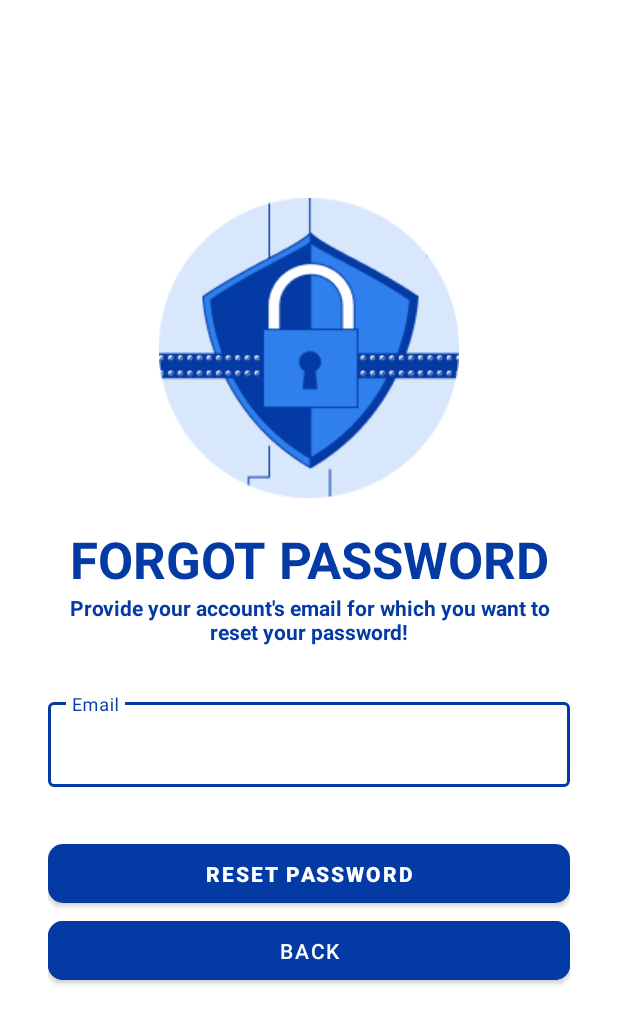
After one commit to mohamedIbrahim18/Belya, an Android app: the ForgetPasswordActivity screen opened directly, with no data from a screen before it, on a phone screen of 412 x 824 dp. The commit adds this screen. Shown: the top 1024 px of the screen. Run offline under Robolectric (Android 15) with nearby library versions, the phone set to English and light mode, and no system bars; our stand-ins replace Firebase (no records; nobody signed in at launch, a user with empty details on screens opened directly).

Commit message:
+ ForgetPasswordActivity + LoginActivity

```diff
--- a/app/src/main/AndroidManifest.xml
+++ b/app/src/main/AndroidManifest.xml
@@ -12,6 +12,9 @@
         android:supportsRtl="true"
         android:theme="@style/Theme.Belya"
         tools:targetApi="31">
+        <activity
+            android:name=".ui.registration.auth.forget_password.ForgetPasswordActivity"
+            android:exported="false" />
         <activity
             android:name=".ui.Customer_Main.CustomerMainActivity"
             android:exported="false" />
--- a/app/src/main/java/com/example/belya/ui/Constent.kt
+++ b/app/src/main/java/com/example/belya/ui/Constent.kt
@@ -3,4 +3,5 @@ package com.example.belya.ui
 object Constent {
     const val USER_FACTOR_COLLECTION = "userFactor"
     const val USER_CUSTOMER_COLLECTION = "userCustomer"
+     var TYPE= 0
 }
--- /dev/null
+++ b/app/src/main/java/com/example/belya/ui/registration/auth/forget_password/ForgetPasswordActivity.kt
@@ -0,0 +1,76 @@
+package com.example.belya.ui.registration.auth.forget_password
+
+import android.content.Intent
+import androidx.appcompat.app.AppCompatActivity
+import android.os.Bundle
+import android.text.TextUtils
+import android.view.View
+import android.widget.Toast
+import com.example.belya.R
+import com.example.belya.databinding.ActivityForgetPasswordBinding
+import com.example.belya.ui.registration.auth.login.LoginActivity
+import com.google.firebase.Firebase
+import com.google.firebase.auth.FirebaseAuth
+import com.google.firebase.auth.auth
+
+class ForgetPasswordActivity : AppCompatActivity() {
+    private lateinit var binding: ActivityForgetPasswordBinding
+    private lateinit var auth: FirebaseAuth
+
+    override fun onCreate(savedInstanceState: Bundle?) {
+        super.onCreate(savedInstanceState)
+        binding = ActivityForgetPasswordBinding.inflate(layoutInflater)
+        setContentView(binding.root)
+
+        initViews()
+    }
+
+    private fun initViews() {
+        binding.btnForgotPasswordBack.setOnClickListener {
+            finish()
+        }
+        auth = Firebase.auth
+        checkEmail()
+    }
+
+    private fun checkEmail() {
+        binding.btnReset.setOnClickListener {
+            var srtEmail = binding.edtForgotPasswordEmail.text.toString().trim()
+            if (!TextUtils.isEmpty(srtEmail)) {
+                resetPassword(srtEmail)
+            } else {
+                binding.edtForgotPasswordEmail.error = "Email field can't be empty"
+            }
+        }
+    }
+
+    private fun resetPassword(srtEmail: String) {
+        binding.forgetPasswordProgressbar.visibility = View.VISIBLE
+        binding.btnReset.visibility = View.INVISIBLE
+
+        auth.sendPasswordResetEmail(srtEmail)
+            .addOnSuccessListener {
+                Toast.makeText(
+                    this,
+                    "Reset Password link has been sent to your registered Email",
+                    Toast.LENGTH_SHORT
+                ).show();
+                navigateToLogin()
+
+            }
+            .addOnFailureListener {
+                Toast.makeText(this, "Error :- " + it.localizedMessage, Toast.LENGTH_SHORT).show();
+                binding.forgetPasswordProgressbar.visibility = View.INVISIBLE
+                binding.btnReset.visibility = View.VISIBLE
+
+            }
+    }
+
+    private fun navigateToLogin() {
+        val intent = Intent(this, LoginActivity::class.java)
+        startActivity(intent)
+        finish()
+    }
+
+
+}
--- a/app/src/main/java/com/example/belya/ui/registration/factorinfo/FactorInfoActivity.kt
+++ b/app/src/main/java/com/example/belya/ui/registration/factorinfo/FactorInfoActivity.kt
@@ -2,6 +2,7 @@ package com.example.belya.ui.registration.factorinfo
 
 import android.content.Intent
 import android.os.Bundle
+import android.util.Log
 import androidx.appcompat.app.AppCompatActivity
 import com.example.belya.databinding.ActivityFactorInfoBinding
 import com.example.belya.ui.Constent
@@ -11,7 +12,7 @@ import com.google.firebase.firestore.FirebaseFirestore
 
 class FactorInfoActivity : AppCompatActivity() {
     private lateinit var viewBinding: ActivityFactorInfoBinding
-    val auth = FirebaseAuth.getInstance()
+    private val auth = FirebaseAuth.getInstance()
     override fun onCreate(savedInstanceState: Bundle?) {
         super.onCreate(savedInstanceState)
         viewBinding = ActivityFactorInfoBinding.inflate(layoutInflater)
@@ -55,6 +56,7 @@ class FactorInfoActivity : AppCompatActivity() {
             }
             .addOnFailureListener { e ->
                 // Handle the error
+                Log.e("ERROR_HANDLE", e.localizedMessage!!)
             }
     }
 
--- /dev/null
+++ b/app/src/main/res/layout/activity_forget_password.xml
@@ -0,0 +1,116 @@
+<ScrollView xmlns:android="http://schemas.android.com/apk/res/android"
+    xmlns:app="http://schemas.android.com/apk/res-auto"
+    xmlns:tools="http://schemas.android.com/tools"
+    android:layout_width="match_parent"
+    android:layout_height="match_parent"
+    android:background="@color/white"
+    android:scrollbars="none"
+    tools:context=".ui.registration.auth.forget_password.ForgetPasswordActivity">
+
+    <LinearLayout
+        android:layout_width="match_parent"
+        android:layout_height="wrap_content"
+        android:layout_marginStart="32dp"
+        android:layout_marginEnd="32dp"
+        android:orientation="vertical">
+
+        <androidx.constraintlayout.widget.ConstraintLayout
+            android:layout_width="match_parent"
+            android:layout_height="wrap_content"
+            android:layout_marginTop="32dp" />
+
+        <ImageView
+            android:layout_width="200dp"
+            android:layout_height="200dp"
+            android:layout_gravity="center"
+            android:layout_marginTop="100dp"
+            android:src="@drawable/ic_lock"
+            app:layout_constraintBottom_toBottomOf="parent"
+            app:layout_constraintEnd_toEndOf="parent"
+            app:layout_constraintTop_toTopOf="parent" />
+
+        <TextView
+            android:id="@+id/textView4"
+            android:layout_width="match_parent"
+            android:layout_height="wrap_content"
+            android:layout_marginTop="18dp"
+            android:text="@string/forgot_password"
+            android:textAlignment="center"
+            android:textAllCaps="true"
+            android:textColor="@color/blue_main"
+            android:textSize="34sp"
+            android:textStyle="bold" />
+
+        <TextView
+            android:id="@+id/viewExpYear"
+            android:layout_width="match_parent"
+            android:layout_height="wrap_content"
+            android:text="@string/provide_your_account_s_email_for_which_you_want_to_reset_your_password"
+            android:textAlignment="center"
+            android:textColor="@color/blue_main"
+            android:textSize="14sp"
+            android:textStyle="bold" />
+
+        <com.google.android.material.textfield.TextInputLayout
+            android:id="@+id/txtLayoutEmail"
+            style="@style/Widget.MaterialComponents.TextInputLayout.OutlinedBox"
+            android:layout_width="match_parent"
+            android:layout_height="wrap_content"
+            android:layout_marginTop="32dp"
+            android:hint="@string/email_hint"
+            android:textColorHint="@color/blue_main"
+            app:boxStrokeColor="@color/blue_main">
+
+            <com.google.android.material.textfield.TextInputEditText
+                android:id="@+id/edtForgotPasswordEmail"
+                android:layout_width="match_parent"
+                android:layout_height="wrap_content"
+                android:inputType="textEmailAddress"
+                android:singleLine="true"
+                android:textColor="@color/black" />
+        </com.google.android.material.textfield.TextInputLayout>
+
+        <FrameLayout
+            android:layout_width="match_parent"
+            android:layout_height="wrap_content"
+            android:layout_marginTop="32dp">
+
+            <ProgressBar
+                android:id="@+id/forgetPasswordProgressbar"
+                android:layout_width="50dp"
+                android:layout_height="50dp"
+                android:layout_gravity="center_horizontal"
+                android:visibility="invisible" />
+
+            <com.google.android.material.button.MaterialButton
+                android:id="@+id/btnReset"
+                android:layout_width="match_parent"
+                android:layout_height="wrap_content"
+                android:paddingStart="20dp"
+                android:paddingTop="10dp"
+                android:paddingEnd="20dp"
+                android:paddingBottom="10dp"
+                android:text="@string/reset_password"
+                app:backgroundTint="@color/blue_main"
+                android:textColor="@color/white"
+                android:textStyle="bold"
+                app:cornerRadius="10dp"
+                app:iconGravity="textStart" />
+        </FrameLayout>
+
+        <com.google.android.material.button.MaterialButton
+            android:id="@+id/btnForgotPasswordBack"
+            android:layout_width="match_parent"
+            android:layout_height="wrap_content"
+            android:backgroundTint="@color/blue_main"
+            android:paddingStart="20dp"
+            android:paddingTop="10dp"
+            android:paddingEnd="20dp"
+            android:paddingBottom="10dp"
+            android:text="@string/back"
+            android:textColor="@color/white"
+            app:cornerRadius="10dp"
+            app:iconGravity="textStart"
+            app:iconTint="@color/black" />
+    </LinearLayout>
+</ScrollView>
--- a/app/src/main/res/layout/activity_sign_up.xml
+++ b/app/src/main/res/layout/activity_sign_up.xml
@@ -199,7 +199,7 @@
             app:layout_constraintStart_toStartOf="parent"
             app:layout_constraintTop_toTopOf="parent" />
         <TextView
-            android:id="@+id/have"
+            android:id="@+id/haveAcoountLogin"
             android:layout_width="wrap_content"
             android:layout_height="wrap_content"
             android:layout_marginTop="17dp"
--- a/app/src/main/res/values/strings.xml
+++ b/app/src/main/res/values/strings.xml
@@ -20,4 +20,9 @@
     <string name="work_experience">Work Experience</string>
     <string name="save_changes">Save Changes</string>
     <string name="phone_number">Phone Number</string>
+    <string name="email_hint">Email</string>
+    <string name="provide_your_account_s_email_for_which_you_want_to_reset_your_password">Provide your account\'s email for which you want to reset your password!</string>
+    <string name="forgot_password">Forgot Password</string>
+    <string name="back">Back</string>
+    <string name="reset_password">Reset Password</string>
 </resources>
```
Also changed, not shown: app/src/main/java/com/example/belya/ui/registration/auth/login/LoginActivity.kt (+69 -6 lines), app/src/main/java/com/example/belya/ui/registration/auth/signup/SignUpActivity.kt (+55 -42 lines), app/src/main/res/drawable/ic_lock.png (added).
